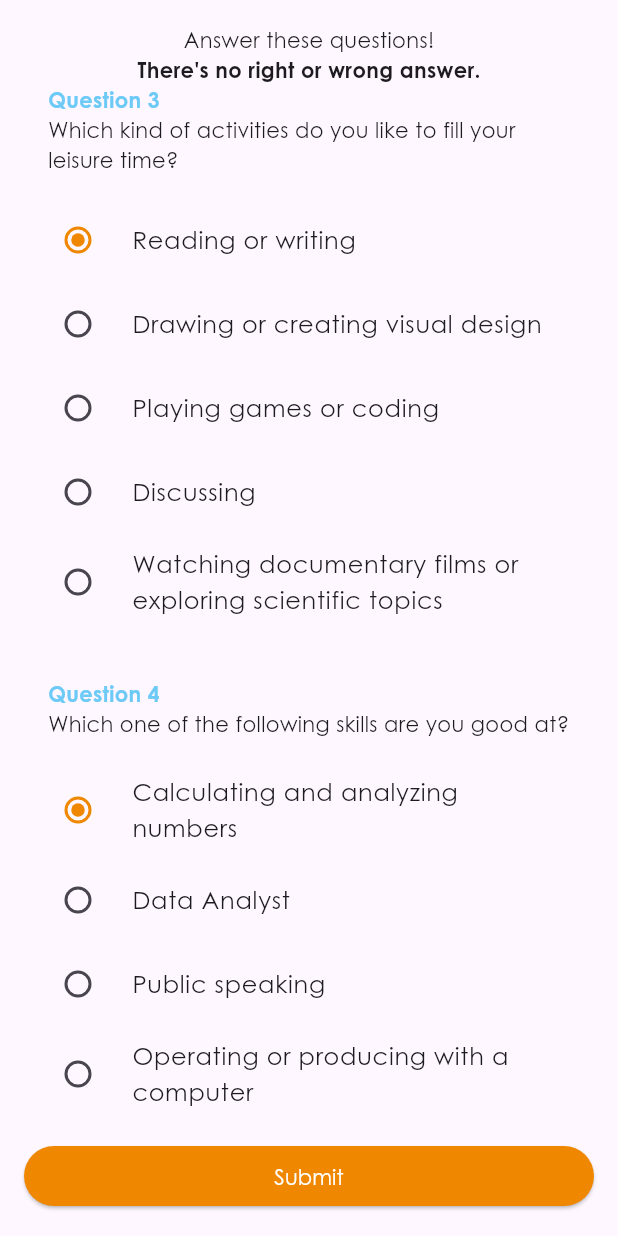
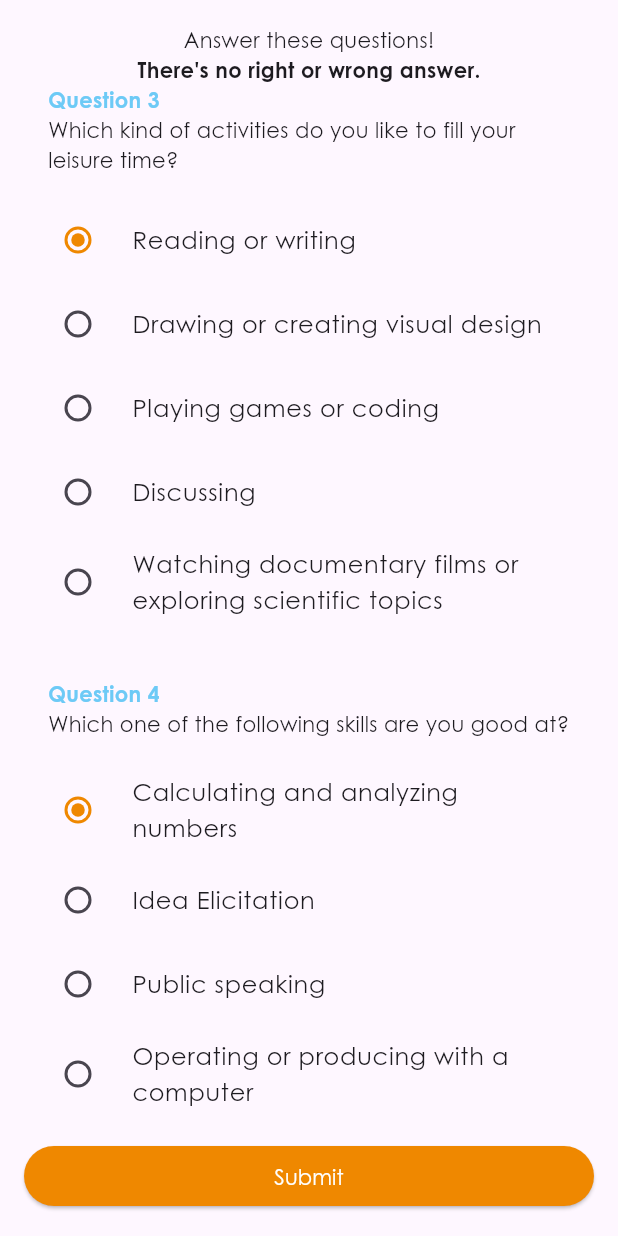
Before and after one commit to zzz276/BinusLite, a Flutter app: the Questions screen opened directly, scrolled down 1152 dp, on a phone screen of 412 x 824 dp. Run offline on Flutter 3.47's test engine with Material 3 defaults, Android fonts, the light colour scheme and no system bars; our stand-ins replace firebase_auth, firebase_core, video_player; accounts and stored records are empty.

Commit message:
Update questions.dart

```diff
--- a/frontend/lib/screens/contents/quiz/questions.dart
+++ b/frontend/lib/screens/contents/quiz/questions.dart
@@ -314,7 +314,8 @@ class _QuestionsState extends State<Questions> {
                 setState(() => radioValues[2] = value);
               },
 
-              title: const Text("Data Analyst"),
+              // Menyampaikan ide lewat tulisan
+              title: const Text("Idea Elicitation"),
               value: 2
             ),
 
```
